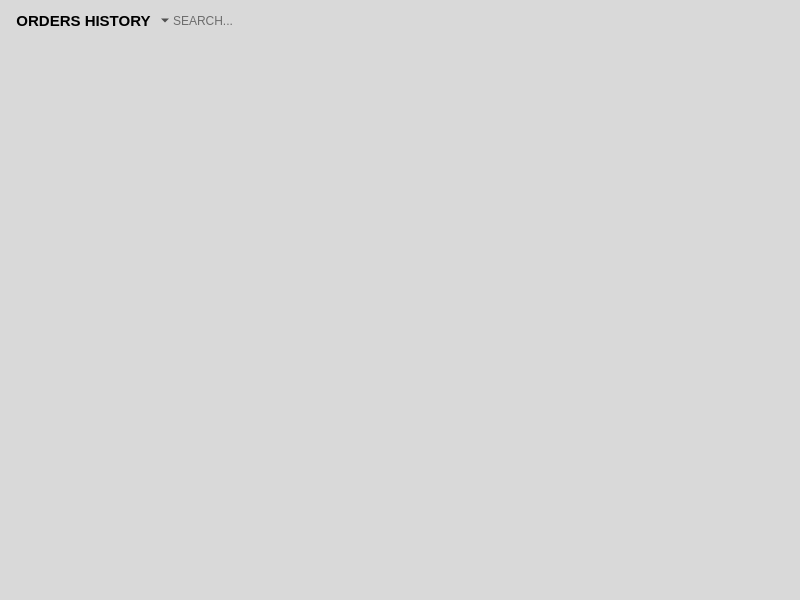
The window that pages/orderspage.ui (pamugk/nebulae-qt) describes before a commit, drawn with Qt 5.
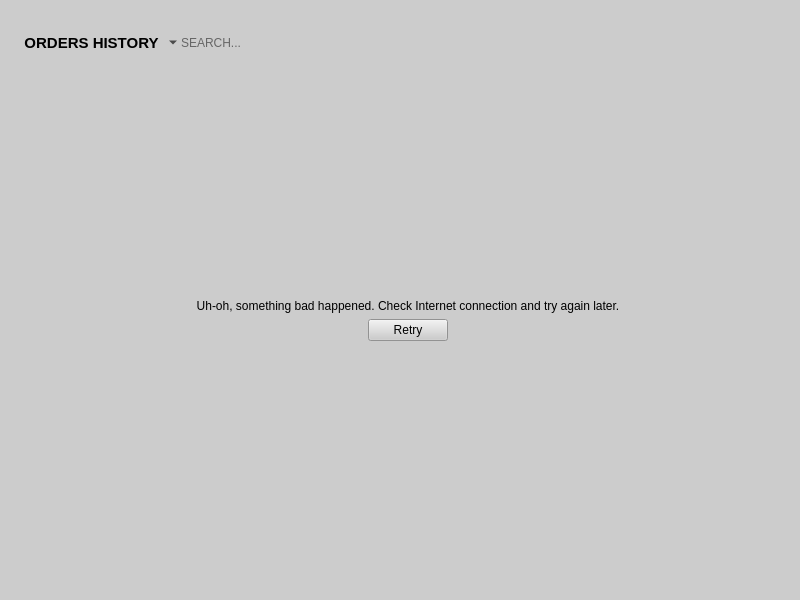
The same window after the commit. The open tabs and pages were chosen to show the change. Icons and pictures are not drawn.

Diff of the .ui file:
```diff
--- a/pages/orderspage.ui
+++ b/pages/orderspage.ui
@@ -20,20 +20,38 @@
    <string>Form</string>
   </property>
   <property name="styleSheet">
-   <string notr="true">background-color: rgb(217, 217, 217);</string>
+   <string notr="true">background-color: #cccccc;</string>
   </property>
-  <layout class="QGridLayout" name="gridLayout">
+  <layout class="QVBoxLayout" name="layout">
+   <property name="spacing">
+    <number>0</number>
+   </property>
    <property name="leftMargin">
-    <number>8</number>
+    <number>0</number>
    </property>
    <property name="topMargin">
-    <number>8</number>
+    <number>0</number>
    </property>
    <property name="rightMargin">
-    <number>8</number>
+    <number>0</number>
    </property>
    <property name="bottomMargin">
-    <number>8</number>
+    <number>0</number>
+   </property>
+   <item>
+    <widget class="QWidget" name="root" native="true">
+     <layout class="QGridLayout" name="rootLayout">
+      <property name="leftMargin">
+       <number>16</number>
+      </property>
+      <property name="topMargin">
+       <number>30</number>
+      </property>
+      <property name="rightMargin">
+       <number>0</number>
+      </property>
+      <property name="bottomMargin">
+       <number>16</number>
    </property>
    <property name="spacing">
     <number>0</number>
@@ -102,7 +120,7 @@
             <x>0</x>
             <y>0</y>
             <width>784</width>
-            <height>503</height>
+               <height>481</height>
            </rect>
           </property>
           <layout class="QVBoxLayout" name="resultsScrollContentsLayout">
@@ -127,6 +145,60 @@
        </item>
       </layout>
      </widget>
+        <widget class="QWidget" name="errorPage">
+         <layout class="QVBoxLayout" name="errorPageLayout">
+          <item>
+           <spacer name="errorPageVerticalSpacerTop">
+            <property name="orientation">
+             <enum>Qt::Orientation::Vertical</enum>
+            </property>
+            <property name="sizeHint" stdset="0">
+             <size>
+              <width>20</width>
+              <height>40</height>
+             </size>
+            </property>
+           </spacer>
+          </item>
+          <item>
+           <widget class="QLabel" name="errorLabel">
+            <property name="text">
+             <string>Uh-oh, something bad happened. Check Internet connection and try again later.</string>
+            </property>
+            <property name="alignment">
+             <set>Qt::AlignmentFlag::AlignCenter</set>
+            </property>
+            <property name="wordWrap">
+             <bool>true</bool>
+            </property>
+           </widget>
+          </item>
+          <item alignment="Qt::AlignmentFlag::AlignHCenter">
+           <widget class="QPushButton" name="retryButton">
+            <property name="text">
+             <string>Retry</string>
+            </property>
+            <property name="icon">
+             <iconset resource="../resources.qrc">
+              <normaloff>:/icons/rotate.svg</normaloff>:/icons/rotate.svg</iconset>
+            </property>
+           </widget>
+          </item>
+          <item>
+           <spacer name="errorPageVerticalSpacerBottom">
+            <property name="orientation">
+             <enum>Qt::Orientation::Vertical</enum>
+            </property>
+            <property name="sizeHint" stdset="0">
+             <size>
+              <width>20</width>
+              <height>40</height>
+             </size>
+            </property>
+           </spacer>
+          </item>
+         </layout>
+        </widget>
      <widget class="QWidget" name="loaderPage">
       <layout class="QVBoxLayout" name="loadingPageLayout">
        <property name="spacing">
@@ -204,6 +276,11 @@
    </item>
   </layout>
  </widget>
- <resources/>
+   </item>
+  </layout>
+ </widget>
+ <resources>
+  <include location="../resources.qrc"/>
+ </resources>
  <connections/>
 </ui>
```
Lines whose indentation alone changed are shown as unchanged.
